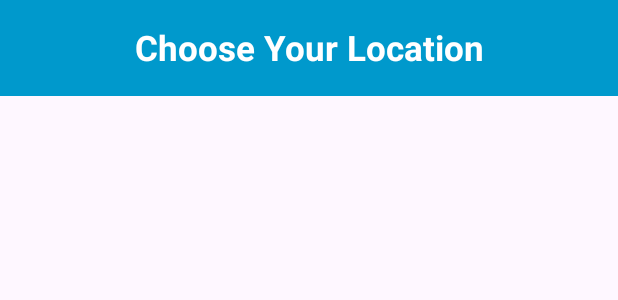
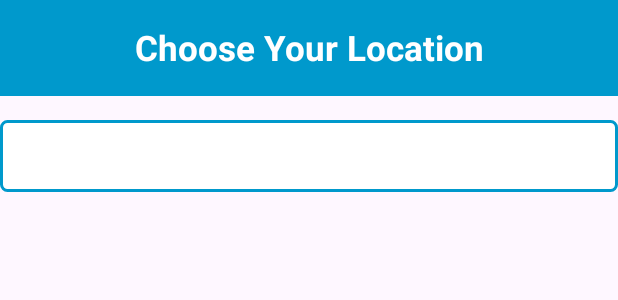
Before and after one commit to Rida999/AndroidWeatherApp, an Android app: the layout activity_choose_location.xml on its own in the app's theme, with its tools: preview values and no code run, on a phone screen of 412 x 824 dp. Shown: the top 300 px of the screen. Run offline under Robolectric (Android 15) with nearby library versions, the light colour scheme and no system bars.

Commit message:
carl last commit

```diff
--- a/app/build.gradle.kts
+++ b/app/build.gradle.kts
@@ -1,7 +1,6 @@
 plugins {
     alias(libs.plugins.android.application)
     alias(libs.plugins.kotlin.android)
-
     id("com.google.gms.google-services")
 }
 
@@ -52,4 +51,9 @@ dependencies {
     implementation("com.google.firebase:firebase-auth:22.1.1") // Add Firebase Auth
     implementation("com.google.firebase:firebase-database:20.2.2") // Add Firebase Database
 
+    implementation("com.squareup.retrofit2:retrofit:2.9.0")
+    implementation("com.squareup.retrofit2:converter-gson:2.9.0")
+
+    implementation ("com.squareup.okhttp3:okhttp:4.11.0") // Use the latest version
+
 }
--- /dev/null
+++ b/app/src/main/res/drawable/spinner_background.xml
@@ -0,0 +1,6 @@
+<?xml version="1.0" encoding="utf-8"?>
+<shape xmlns:android="http://schemas.android.com/apk/res/android">
+    <solid android:color="@android:color/white" />
+    <stroke android:width="2dp" android:color="#0099CC" />
+    <corners android:radius="4dp" />
+</shape>
--- a/app/src/main/res/layout/activity_choose_location.xml
+++ b/app/src/main/res/layout/activity_choose_location.xml
@@ -26,6 +26,28 @@
             android:textStyle="bold" />
     </androidx.appcompat.widget.Toolbar>
 
-    <!-- Add other UI elements for the page here -->
+    <Spinner
+        android:id="@+id/countrySpinner"
+        android:layout_width="0dp"
+        android:layout_height="wrap_content"
+        android:layout_marginTop="16dp"
+        android:padding="16dp"
+        android:minHeight="48dp"
+        android:background="@drawable/spinner_background"
+        android:spinnerMode="dropdown"
+        android:prompt="@string/choose_your_location"
+        app:layout_constraintEnd_toEndOf="parent"
+        app:layout_constraintStart_toStartOf="parent"
+        app:layout_constraintTop_toBottomOf="@id/toolbar" />
+
+    <androidx.recyclerview.widget.RecyclerView
+        android:id="@+id/selectedCountriesRecyclerView"
+        android:layout_width="0dp"
+        android:layout_height="0dp"
+        android:layout_marginTop="16dp"
+        app:layout_constraintTop_toBottomOf="@id/countrySpinner"
+        app:layout_constraintBottom_toBottomOf="parent"
+        app:layout_constraintStart_toStartOf="parent"
+        app:layout_constraintEnd_toEndOf="parent" />
 
 </androidx.constraintlayout.widget.ConstraintLayout>
```
Also changed, not shown: app/src/main/java/com/example/midtermproject/ChooseLocationActivity.kt (+110 -1 lines), app/src/main/res/layout/item_country.xml (added, +28 -0 lines).
